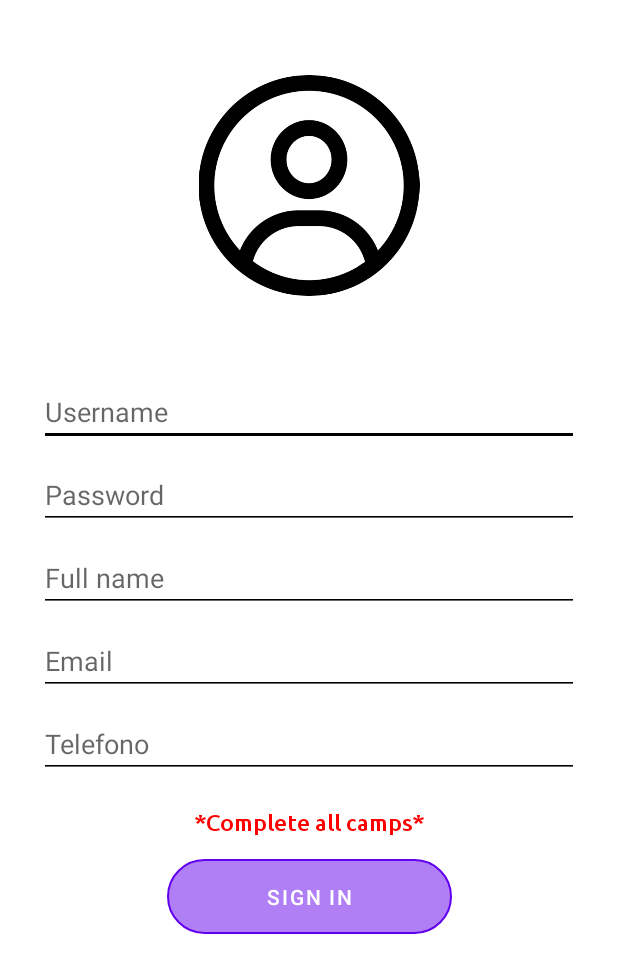
After one commit to JonathanVSB/CookIm, an Android app: the layout activity_signin.xml on its own in the app's theme, with its tools: preview values and no code run, on a phone screen of 412 x 824 dp. The commit adds this screen. Shown: the top 973 px of the screen. Run offline under Robolectric (Android 15) with nearby library versions, the phone set to English and light mode, and no system bars.

Commit message:
23/03/2023

```diff
--- a/app/src/main/java/com/example/cookim/controller/HomePage.java
+++ b/app/src/main/java/com/example/cookim/controller/HomePage.java
@@ -1,6 +1,7 @@
 package com.example.cookim.controller;
 
 import android.app.Activity;
+import android.graphics.drawable.Drawable;
 import android.os.Bundle;
 import android.widget.TextView;
 import android.widget.Toast;
@@ -34,6 +35,7 @@ public class HomePage extends Activity {
     Executor executor = Executors.newSingleThreadExecutor();
 
     UserModel user;
+
     @Override
     protected void onCreate(Bundle savedInstanceState) {
         super.onCreate(savedInstanceState);
@@ -43,7 +45,14 @@ public class HomePage extends Activity {
         binding = ActivityHomeBinding.inflate(getLayoutInflater());
         setContentView(binding.getRoot());
         user = (UserModel) getIntent().getSerializableExtra("userModel");
-        binding.tvUsername.setText(user.getUsername());
+
+        if (user != null) {
+            binding.tvUsername.setText(user.getUsername());
+        } else{
+
+            binding.tvUsername.setText("Guest");
+            binding.profileImage.setImageResource(R.drawable.guest_profile);
+        }
 
         //TODO
 //        executor.execute(() -> {
@@ -97,6 +106,7 @@ public class HomePage extends Activity {
 
     /**
      * gets the body response of HTTP request and returnsit as String
+     *
      * @param con
      * @return
      * @throws IOException
--- a/app/src/main/java/com/example/cookim/controller/LoginActivity.java
+++ b/app/src/main/java/com/example/cookim/controller/LoginActivity.java
@@ -6,6 +6,7 @@ import android.os.Handler;
 import android.os.Looper;
 import android.view.View;
 import android.widget.Switch;
+import android.widget.Toast;
 
 import androidx.appcompat.app.AppCompatActivity;
 
@@ -89,7 +90,7 @@ public class LoginActivity extends AppCompatActivity {
     }
 
     /**
-     * gets the parameters introduced by the user to log in the app
+     * Gets the parameters introduced by the user to log in the app
      * to prepare a validation of them.
      *
      * @param v
@@ -121,7 +122,7 @@ public class LoginActivity extends AppCompatActivity {
      * @param loginModel
      */
     private void validation(LoginModel loginModel) {
-        String url = "http://192.168.1.55:7070/login";
+        String url = "http://91.107.198.64:7070/login";
         String username = loginModel.getUserName();
         String password = loginModel.getPassword();
         String parametros = "username=" + username + "&password=" + password;
@@ -202,7 +203,8 @@ public class LoginActivity extends AppCompatActivity {
             }
 
         } catch (Exception e) {
-            System.out.println("Ex: " + i + e.toString());
+            Toast.makeText(this, "Error connecting server", Toast.LENGTH_LONG).show();
+            System.out.println("PETA EN ESTA LINEA: " + i + e.toString());
         }
 
         return user;
--- a/app/src/main/java/com/example/cookim/model/user/UserModel.java
+++ b/app/src/main/java/com/example/cookim/model/user/UserModel.java
@@ -183,4 +183,7 @@ public class UserModel implements Serializable {
     public void setPass(String pass) {
         this.pass = pass;
     }
+
+
+
 }
--- /dev/null
+++ b/app/src/main/res/layout/activity_signin.xml
@@ -0,0 +1,113 @@
+<?xml version="1.0" encoding="utf-8"?>
+<androidx.constraintlayout.widget.ConstraintLayout xmlns:android="http://schemas.android.com/apk/res/android"
+    xmlns:tools="http://schemas.android.com/tools"
+    android:layout_width="match_parent"
+    android:layout_height="match_parent"
+    xmlns:app="http://schemas.android.com/apk/res-auto">
+
+
+    <com.google.android.material.imageview.ShapeableImageView
+        android:id="@+id/profileImage"
+        android:layout_width="149dp"
+        android:layout_height="147dp"
+        android:layout_marginTop="50dp"
+        android:src="@drawable/guest_profile"
+        app:layout_constraintEnd_toEndOf="parent"
+        app:layout_constraintStart_toStartOf="parent"
+        app:layout_constraintTop_toTopOf="parent"
+        app:shapeAppearanceOverlay="@style/circleImageView" />
+
+    <Space
+        android:id="@+id/Space1"
+        android:layout_width="match_parent"
+        android:layout_height="60dp"
+        app:layout_constraintTop_toBottomOf="@id/profileImage"/>
+
+   <androidx.appcompat.widget.AppCompatEditText
+       android:id="@+id/etUsername"
+       android:layout_width="360dp"
+       app:layout_constraintStart_toStartOf="parent"
+       app:layout_constraintEnd_toEndOf="parent"
+       android:layout_height="40dp"
+       app:layout_constraintTop_toBottomOf="@id/Space1"
+       android:backgroundTint="@color/black"
+       android:hint="Username"/>
+
+    <androidx.appcompat.widget.AppCompatEditText
+        android:id="@+id/etPassword"
+        android:layout_width="360dp"
+        app:layout_constraintStart_toStartOf="parent"
+        app:layout_constraintEnd_toEndOf="parent"
+        android:layout_height="40dp"
+        app:layout_constraintTop_toBottomOf="@id/etUsername"
+        android:backgroundTint="@color/black"
+        android:hint="Password"
+        android:layout_marginTop="15dp"/>
+
+    <androidx.appcompat.widget.AppCompatEditText
+        android:id="@+id/etFullname"
+        android:layout_width="360dp"
+        app:layout_constraintStart_toStartOf="parent"
+        app:layout_constraintEnd_toEndOf="parent"
+        android:layout_height="40dp"
+        app:layout_constraintTop_toBottomOf="@id/etPassword"
+        android:backgroundTint="@color/black"
+        android:hint="Full name"
+        android:layout_marginTop="15dp"/>
+
+    <androidx.appcompat.widget.AppCompatEditText
+        android:id="@+id/etEmail"
+        android:layout_width="360dp"
+        app:layout_constraintStart_toStartOf="parent"
+        app:layout_constraintEnd_toEndOf="parent"
+        android:layout_height="40dp"
+        app:layout_constraintTop_toBottomOf="@id/etFullname"
+        android:backgroundTint="@color/black"
+        android:hint="Email"
+        android:layout_marginTop="15dp"/>
+
+    <androidx.appcompat.widget.AppCompatEditText
+        android:id="@+id/etTel"
+        android:layout_width="360dp"
+        app:layout_constraintStart_toStartOf="parent"
+        app:layout_constraintEnd_toEndOf="parent"
+        android:layout_height="40dp"
+        app:layout_constraintTop_toBottomOf="@id/etEmail"
+        android:backgroundTint="@color/black"
+        android:hint="Telefono"
+        android:layout_marginTop="15dp"/>
+
+    <Space
+        android:id="@+id/Space2"
+        android:layout_width="match_parent"
+        android:layout_height="20dp"
+        app:layout_constraintTop_toBottomOf="@id/etTel"/>
+
+
+    <TextView
+        android:id="@+id/errormsg"
+        android:layout_width="match_parent"
+        android:layout_height="wrap_content"
+        app:layout_constraintTop_toBottomOf="@id/Space2"
+        android:text="*Complete all camps*"
+        android:fontFamily="@font/ubuntumedium"
+        android:textAlignment="center"
+        android:textSize="15dp"
+        android:textColor="@color/Red"
+
+        />
+
+
+
+    <Button
+        android:id="@+id/btSignin"
+        android:layout_marginTop="15dp"
+        android:layout_width="190dp"
+        android:layout_height="50dp"
+        app:layout_constraintTop_toBottomOf="@id/errormsg"
+        android:text="Sign In"
+        android:background="@drawable/bg_alternative"
+        app:layout_constraintStart_toStartOf="parent"
+        app:layout_constraintEnd_toEndOf="parent"/>
+
+</androidx.constraintlayout.widget.ConstraintLayout>
```
Also changed, not shown: app/src/main/res/drawable/guest_profile.png (added), 1 other file.
